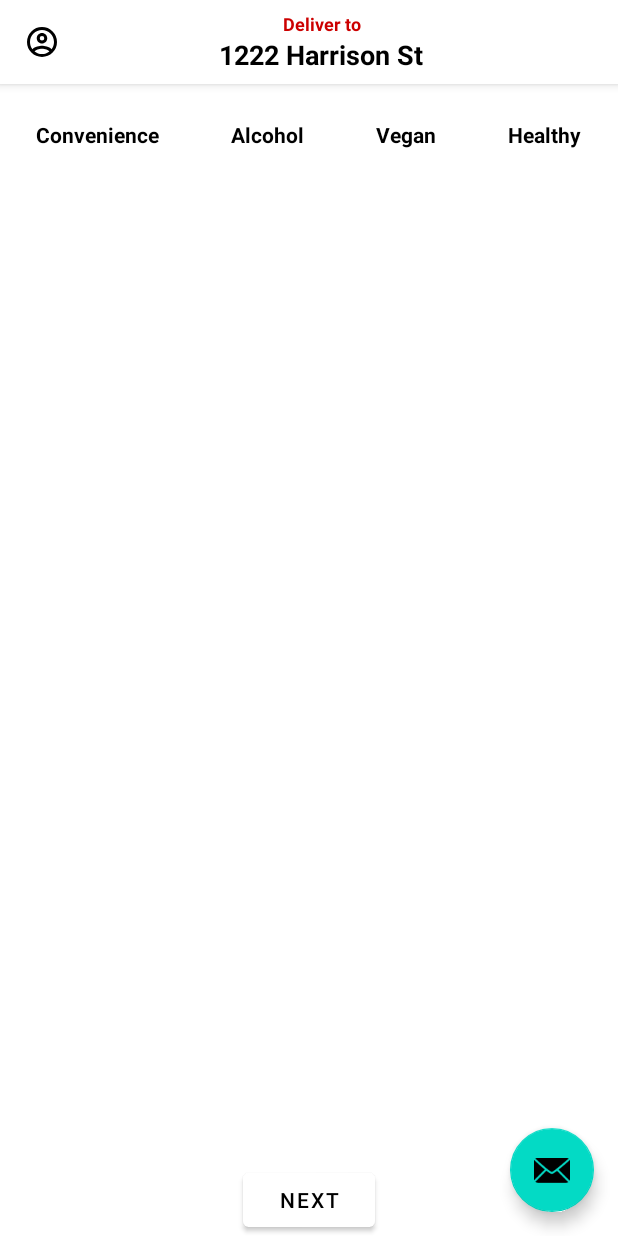
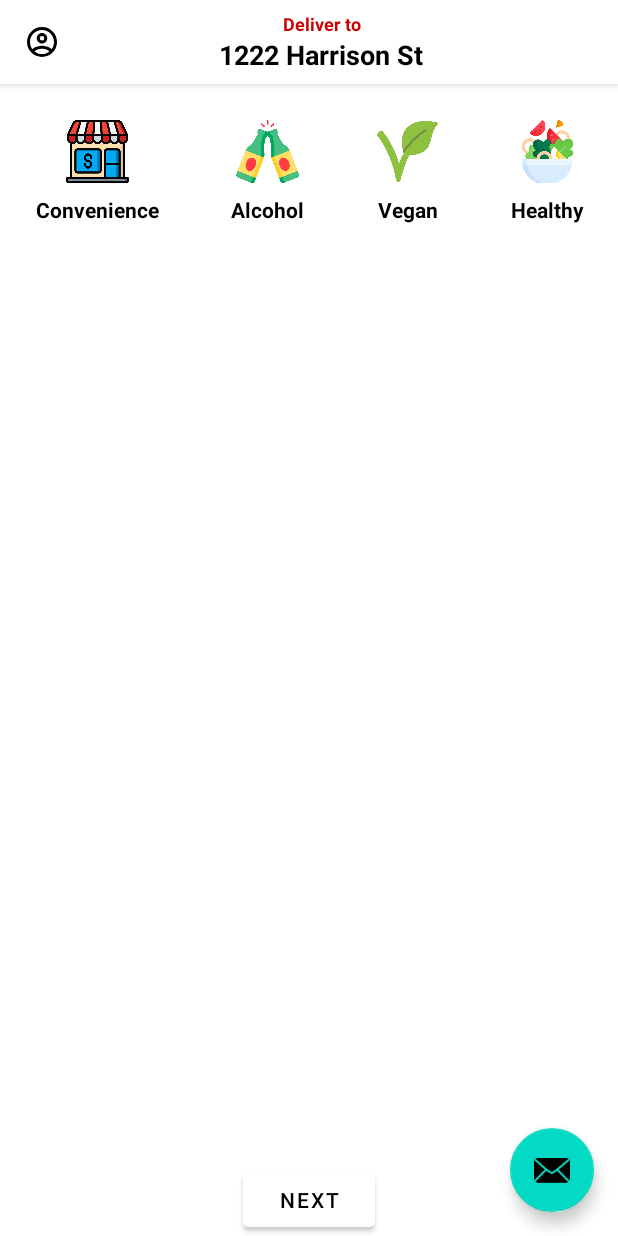
Before and after one commit to djain2405/Food-Ordering-Android-App, an Android app: the screen it shows after launch (MainActivity), on a phone screen of 412 x 824 dp. Run offline under Robolectric (Android 15) with nearby library versions, the phone set to English and light mode, and no system bars; our stand-ins replace navigation-ui.

Commit message:
Category Images with text recyclerview

```diff
--- a/app/src/main/java/com/example/foodorderingapp/FirstFragment.kt
+++ b/app/src/main/java/com/example/foodorderingapp/FirstFragment.kt
@@ -4,6 +4,7 @@ import android.os.Bundle
 import android.view.LayoutInflater
 import android.view.View
 import android.view.ViewGroup
+import androidx.appcompat.content.res.AppCompatResources
 import androidx.fragment.app.Fragment
 import androidx.fragment.app.viewModels
 import androidx.navigation.fragment.findNavController
@@ -74,6 +75,7 @@ class InventoryCategoryAdapter :
         RecyclerView.ViewHolder(binding.root) {
         fun bind(item: InventoryCategory) {
             binding.categoryName.text = item.title
+            binding.categoryImageview.setImageDrawable(AppCompatResources.getDrawable(binding.root.context, item.categoryImage))
         }
     }
 
--- a/app/src/main/java/com/example/foodorderingapp/model/InventoryCategory.kt
+++ b/app/src/main/java/com/example/foodorderingapp/model/InventoryCategory.kt
@@ -1,3 +1,5 @@
 package com.example.foodorderingapp.model
 
-data class InventoryCategory(val id: Long, val title: String)
+import androidx.annotation.DrawableRes
+
+data class InventoryCategory(val id: Long, val title: String, @DrawableRes val categoryImage: Int)
--- a/app/src/main/java/com/example/foodorderingapp/model/InventoryCategoryList.kt
+++ b/app/src/main/java/com/example/foodorderingapp/model/InventoryCategoryList.kt
@@ -9,22 +9,27 @@ fun inventoryCategoryList(resources: Resources): List<InventoryCategory> {
         InventoryCategory(
             id = 1,
             title = resources.getString(R.string.convenience),
+            R.drawable.shop
         ),
         InventoryCategory(
             id = 2,
             title = resources.getString(R.string.alcohol),
+            R.drawable.alcohol
         ),
         InventoryCategory(
             id = 3,
             title = resources.getString(R.string.vegan),
+            R.drawable.vegan
         ),
         InventoryCategory(
             id = 4,
             title = resources.getString(R.string.healthy),
+            R.drawable.salad
         ),
         InventoryCategory(
             id = 5,
             title = resources.getString(R.string.fast_food),
+            R.drawable.fast_food
         ),
     )
 }
--- a/app/src/main/res/layout/item_inventory_category.xml
+++ b/app/src/main/res/layout/item_inventory_category.xml
@@ -1,19 +1,29 @@
 <?xml version="1.0" encoding="utf-8"?>
 <androidx.constraintlayout.widget.ConstraintLayout xmlns:android="http://schemas.android.com/apk/res/android"
+    xmlns:app="http://schemas.android.com/apk/res-auto"
     android:layout_width="wrap_content"
-    xmlns:app="http://schemas.android.com/apk/res-auto"
-    android:padding="24dp"
-    android:layout_height="wrap_content">
+    android:layout_height="wrap_content"
+    android:padding="24dp">
 
     <TextView
         android:id="@+id/category_name"
+        android:layout_width="wrap_content"
         android:layout_height="wrap_content"
-        android:layout_width="wrap_content"
         android:textColor="@color/black"
         android:textStyle="bold"
-        app:layout_constraintStart_toStartOf="parent"
+        app:layout_constraintBottom_toBottomOf="parent"
         app:layout_constraintEnd_toEndOf="parent"
+        app:layout_constraintStart_toStartOf="parent" />
+
+    <ImageView
+        android:id="@+id/category_imageview"
+        android:layout_width="42dp"
+        android:layout_height="42dp"
+        android:layout_marginBottom="8dp"
+        app:layout_constraintBottom_toTopOf="@id/category_name"
+        app:layout_constraintEnd_toEndOf="@id/category_name"
+        app:layout_constraintStart_toStartOf="@id/category_name"
         app:layout_constraintTop_toTopOf="parent"
-        app:layout_constraintBottom_toBottomOf="parent"/>
+        app:srcCompat="@android:drawable/btn_star" />
 
 </androidx.constraintlayout.widget.ConstraintLayout>
```
Also changed, not shown: app/src/main/res/drawable/alcohol.png (added), app/src/main/res/drawable/fast_food.png (added), app/src/main/res/drawable/salad.png (added), app/src/main/res/drawable/shop.png (added), app/src/main/res/drawable/vegan.png (added).
